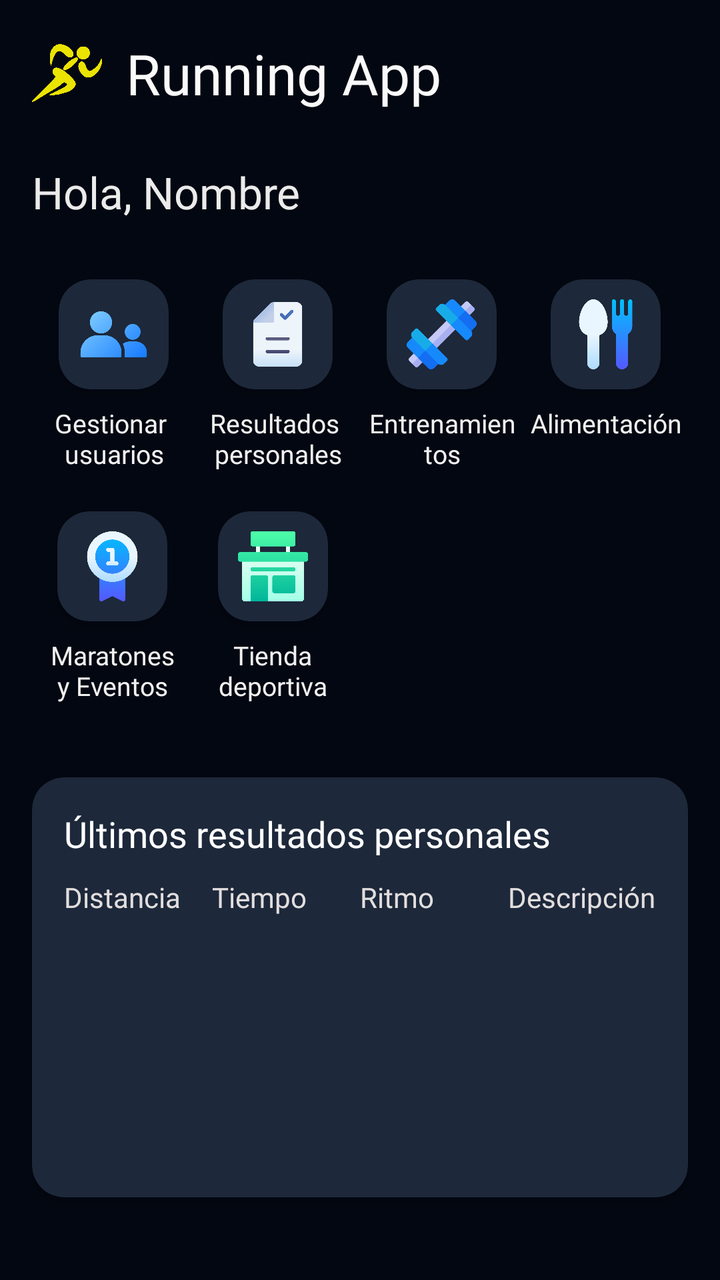
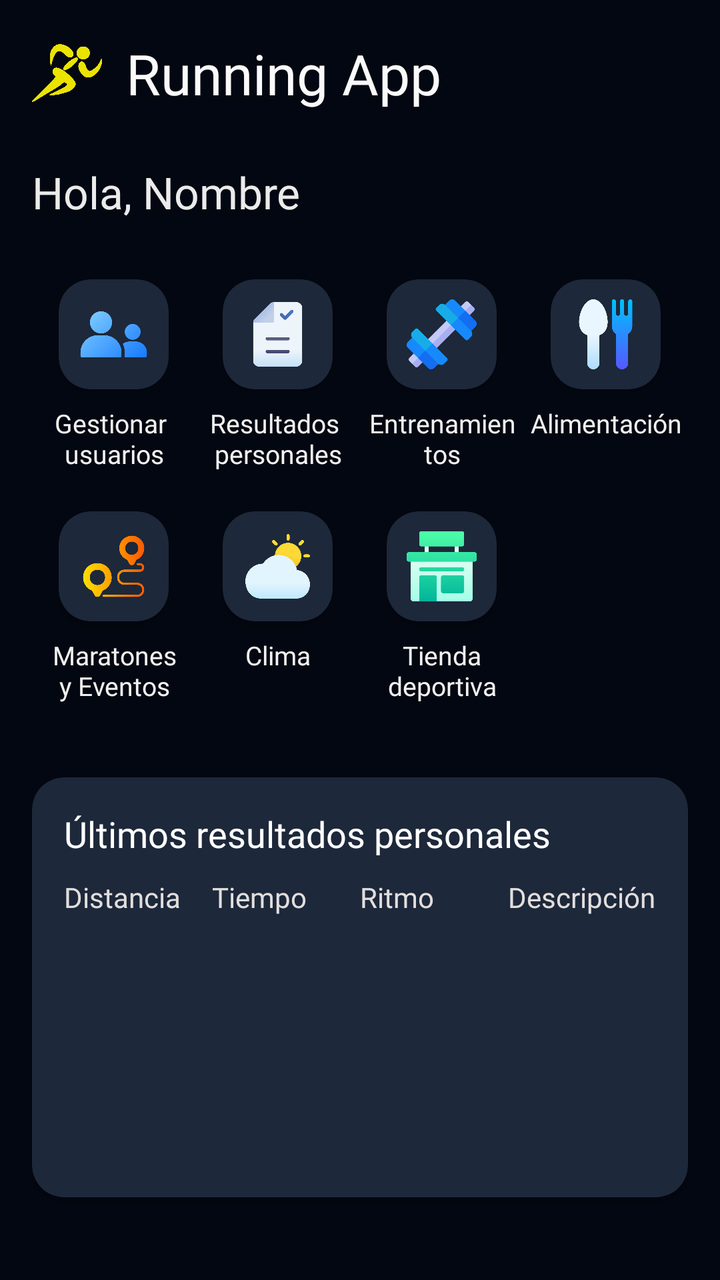

Screens rendered from an Android XML layout before and after an edit, with the pre-edit source and the edit as a unified diff.
<!-- AndroidManifest.xml: application theme Theme.AppRunningMobile -->
<!-- res/layout/activity_home.xml -->
<?xml version="1.0" encoding="utf-8"?>
<androidx.constraintlayout.widget.ConstraintLayout xmlns:android="http://schemas.android.com/apk/res/android"
    xmlns:app="http://schemas.android.com/apk/res-auto"
    xmlns:tools="http://schemas.android.com/tools"
    android:id="@+id/ActivityHome"
    android:layout_width="match_parent"
    android:layout_height="match_parent"
    tools:context=".ui.ActivityHome"
    android:fitsSystemWindows="true">

    <LinearLayout
        android:layout_width="match_parent"
        android:layout_height="match_parent"
        android:orientation="vertical"
        android:background="#030711"
        android:padding="16dp">

        <LinearLayout
            android:layout_width="match_parent"
            android:layout_height="wrap_content"
            android:orientation="horizontal"
            android:paddingTop="2dp">

            <ImageView
                android:id="@+id/imageView"
                android:layout_width="35dp"
                android:layout_height="35dp"
                android:layout_gravity="center_vertical"
                android:src="@drawable/logorunningapp" />

            <TextView
                android:id="@+id/textView13"
                android:layout_width="match_parent"
                android:layout_height="wrap_content"
                android:layout_gravity="center_vertical"
                android:fontFamily="@font/inter_tight_semibold"
                android:paddingLeft="12dp"
                android:text="Running App"
                android:textColor="#FAFAFA"
                android:textSize="28sp" />

        </LinearLayout>

        <LinearLayout
            android:layout_width="match_parent"
            android:layout_height="wrap_content"
            android:orientation="horizontal"
            android:layout_marginVertical="10dp"
            android:paddingVertical="16dp">

            <TextView
                android:id="@+id/textView15"
                android:layout_width="wrap_content"
                android:layout_height="wrap_content"
                android:fontFamily="@font/inter_tight"
                android:text="Hola, "
                android:textColor="#EBEBEB"
                android:textSize="22sp" />

            <TextView
                android:id="@+id/textView16"
                android:layout_width="wrap_content"
                android:layout_height="wrap_content"
                android:fontFamily="@font/inter_tight"
                android:text="Nombre"
                android:textColor="#EBEBEB"
                android:textSize="22sp" />

        </LinearLayout>

        <LinearLayout
            android:layout_width="match_parent"
            android:layout_height="wrap_content"
            android:orientation="horizontal"
            android:layout_marginBottom="14dp">

            <LinearLayout
                android:id="@+id/linearLayoutGestionarUsuarioButton"
                android:layout_width="wrap_content"
                android:layout_height="wrap_content"
                android:layout_margin="3dp"
                android:layout_weight="1"
                android:clickable="true"
                android:focusable="true"
                android:orientation="vertical">

                <androidx.cardview.widget.CardView
                    android:layout_width="wrap_content"
                    android:layout_height="wrap_content"
                    android:layout_gravity="center_horizontal"
                    android:backgroundTint="#1d283a"
                    app:contentPadding="10dp"
                    app:cardCornerRadius="16dp"
                    app:cardElevation="4dp"
                    android:orientation="vertical">

                    <ImageView
                        android:id="@+id/imageViewGestionarUsuarios"
                        android:layout_width="35dp"
                        android:layout_height="35dp"
                        android:src="@drawable/group"/>
                </androidx.cardview.widget.CardView>


                <TextView
                    android:id="@+id/textViewGestionarUsuarios"
                    android:layout_width="match_parent"
                    android:layout_height="match_parent"
                    android:layout_marginTop="8dp"
                    android:fontFamily="@font/inter_tight"
                    android:text="Gestionar \nusuarios"
                    android:textAlignment="center"
                    android:textColor="#F2F1F1"
                    android:textSize="13sp" />
            </LinearLayout>

            <LinearLayout
                android:id="@+id/linearLayoutResultadosPersonalesButton"
                android:layout_width="wrap_content"
                android:layout_height="wrap_content"
                android:layout_margin="3dp"
                android:layout_weight="1"
                android:clickable="true"
                android:focusable="true"
                android:orientation="vertical">

                <androidx.cardview.widget.CardView
                    android:layout_width="wrap_content"
                    android:layout_height="wrap_content"
                    android:layout_gravity="center_horizontal"
                    android:backgroundTint="#1d283a"
                    android:orientation="vertical"
                    app:cardCornerRadius="16dp"
                    app:cardElevation="4dp"
                    app:contentPadding="10dp">

                    <ImageView
                        android:id="@+id/imageViewResultadosPersonales"
                        android:layout_width="35dp"
                        android:layout_height="35dp"
                        android:src="@drawable/doc5"
                        app:cardCornerRadius="16dp" />
                </androidx.cardview.widget.CardView>


                <TextView
                    android:id="@+id/textViewResultadosPersonales"
                    android:layout_width="match_parent"
                    android:layout_height="match_parent"
                    android:layout_marginTop="8dp"
                    android:fontFamily="@font/inter_tight"
                    android:text="Resultados \npersonales"
                    android:textAlignment="center"
                    android:textColor="#F2F1F1"
                    android:textSize="13sp" />
            </LinearLayout>


            <LinearLayout
                android:layout_width="wrap_content"
                android:layout_height="wrap_content"
                android:orientation="vertical"
                android:layout_weight="1"
                android:layout_margin="3dp">

                <androidx.cardview.widget.CardView
                    android:layout_width="wrap_content"
                    android:layout_height="wrap_content"
                    android:layout_gravity="center_horizontal"
                    android:backgroundTint="#1d283a"
                    app:contentPadding="10dp"
                    app:cardCornerRadius="16dp"
                    app:cardElevation="4dp"
                    android:orientation="vertical">

                    <ImageView
                        android:id="@+id/imageViewEntrenamientos"
                        android:layout_width="35dp"
                        android:layout_height="35dp"
                        android:src="@drawable/dumbbell"
                        app:cardCornerRadius="16dp" />
                </androidx.cardview.widget.CardView>


                <TextView
                    android:id="@+id/textViewEntrenamientos"
                    android:layout_width="match_parent"
                    android:layout_height="match_parent"
                    android:layout_marginTop="8dp"
                    android:fontFamily="@font/inter_tight"
                    android:text="Entrenamientos"
                    android:textAlignment="center"
                    android:textColor="#F2F1F1"
                    android:textSize="13sp" />
            </LinearLayout>

            <LinearLayout
                android:layout_width="wrap_content"
                android:layout_height="wrap_content"
                android:orientation="vertical"
                android:layout_weight="1"
                android:layout_margin="3dp">

                <androidx.cardview.widget.CardView
                    android:layout_width="wrap_content"
                    android:layout_height="wrap_content"
                    android:layout_gravity="center_horizontal"
                    android:backgroundTint="#1d283a"
                    app:contentPadding="10dp"
                    app:cardCornerRadius="16dp"
                    app:cardElevation="4dp"
                    android:orientation="vertical">

                    <ImageView
                        android:id="@+id/imageViewAlimentacion"
                        android:layout_width="35dp"
                        android:layout_height="35dp"
                        android:src="@drawable/eat4"
                        app:cardCornerRadius="16dp" />
                </androidx.cardview.widget.CardView>


                <TextView
                    android:id="@+id/textViewAlimentacion"
                    android:layout_width="match_parent"
                    android:layout_height="wrap_content"
                    android:layout_marginTop="8dp"
                    android:fontFamily="@font/inter_tight"
                    android:text="Alimentación"
                    android:textAlignment="center"
                    android:textColor="#F2F1F1"
                    android:textSize="13sp" />
            </LinearLayout>
        </LinearLayout>

        <LinearLayout
            android:layout_width="match_parent"
            android:layout_height="wrap_content"
            android:orientation="horizontal"
            android:layout_marginBottom="14dp">

            <LinearLayout
                android:id="@+id/linearLayoutMaratonesEventosButton"
                android:layout_width="wrap_content"
                android:layout_height="wrap_content"
                android:layout_margin="3dp"
                android:layout_weight="1"
                android:orientation="vertical">

                <androidx.cardview.widget.CardView
                    android:layout_width="wrap_content"
                    android:layout_height="wrap_content"
                    android:layout_gravity="center_horizontal"
                    android:backgroundTint="#1d283a"
                    app:contentPadding="10dp"
                    app:cardCornerRadius="16dp"
                    app:cardElevation="4dp"
                    android:orientation="vertical">

                    <ImageView
                        android:id="@+id/imageViewAdd1"
                        android:layout_width="35dp"
                        android:layout_height="35dp"
                        android:src="@drawable/medalla3"
                        app:cardCornerRadius="16dp" />
                </androidx.cardview.widget.CardView>


                <TextView
                    android:id="@+id/textViewAdd1"
                    android:layout_width="match_parent"
                    android:layout_height="match_parent"
                    android:layout_marginTop="8dp"
                    android:fontFamily="@font/inter_tight"
                    android:text="Maratones\ny Eventos"
                    android:textAlignment="center"
                    android:textColor="#F2F1F1"
                    android:textSize="13sp" />
            </LinearLayout>

            <LinearLayout
                android:layout_width="wrap_content"
                android:layout_height="wrap_content"
                android:orientation="vertical"
                android:layout_weight="1"
                android:layout_margin="3dp">

                <androidx.cardview.widget.CardView
                    android:layout_width="wrap_content"
                    android:layout_height="wrap_content"
                    android:layout_gravity="center_horizontal"
                    android:backgroundTint="#1d283a"
                    app:contentPadding="10dp"
                    app:cardCornerRadius="16dp"
                    app:cardElevation="4dp"
                    android:orientation="vertical">

                    <ImageView
                        android:id="@+id/imageViewAdd2"
                        android:layout_width="35dp"
                        android:layout_height="35dp"
                        android:src="@drawable/store2"
                        app:cardCornerRadius="16dp" />
                </androidx.cardview.widget.CardView>


                <TextView
                    android:id="@+id/textViewAdd2"
                    android:layout_width="match_parent"
                    android:layout_height="match_parent"
                    android:layout_marginTop="8dp"
                    android:fontFamily="@font/inter_tight"
                    android:text="Tienda\ndeportiva"
                    android:textAlignment="center"
                    android:textColor="#F2F1F1"
                    android:textSize="13sp" />
            </LinearLayout>


            <LinearLayout
                android:layout_width="wrap_content"
                android:layout_height="wrap_content"
                android:orientation="vertical"
                android:layout_weight="4"
                android:layout_margin="3dp">

            </LinearLayout>

            <LinearLayout
                android:layout_width="wrap_content"
                android:layout_height="wrap_content"
                android:orientation="vertical"
                android:layout_weight="4"
                android:layout_margin="3dp">
            </LinearLayout>
        </LinearLayout>

        <androidx.cardview.widget.CardView
            android:layout_height="wrap_content"
            android:layout_width="match_parent"
            app:cardCornerRadius="16dp"
            android:layout_gravity="center_horizontal"
            android:backgroundTint="#1d283a"
            android:layout_marginTop="20dp">


            <LinearLayout
                android:layout_width="match_parent"
                android:layout_height="210dp"
                android:orientation="vertical"
                android:padding="16dp">

                <TextView
                    android:id="@+id/textView19"
                    android:layout_width="match_parent"
                    android:layout_height="wrap_content"
                    android:layout_marginBottom="10dp"
                    android:fontFamily="@font/inter_tight_semibold"
                    android:text="Últimos resultados personales"
                    android:textColor="#FFFFFF"
                    android:textSize="18sp" />

                <LinearLayout
                    android:layout_width="match_parent"
                    android:layout_height="wrap_content"
                    android:orientation="horizontal"
                    android:layout_marginBottom="6dp">

                    <LinearLayout
                        android:layout_width="match_parent"
                        android:layout_height="wrap_content"
                        android:layout_weight="1"
                        android:orientation="vertical">

                        <TextView
                            android:id="@+id/textViewHomeDistancia"
                            android:layout_width="match_parent"
                            android:layout_height="wrap_content"
                            android:fontFamily="@font/inter_tight_medium"
                            android:text="Distancia"
                            android:textColor="#E2DEDE" />
                    </LinearLayout>

                    <LinearLayout
                        android:layout_width="match_parent"
                        android:layout_height="wrap_content"
                        android:layout_weight="1"
                        android:orientation="vertical">

                        <TextView
                            android:id="@+id/textViewHomeTiempo"
                            android:layout_width="match_parent"
                            android:layout_height="wrap_content"
                            android:fontFamily="@font/inter_tight_medium"
                            android:text="Tiempo"
                            android:textColor="#E2DEDE" />
                    </LinearLayout>

                    <LinearLayout
                        android:layout_width="match_parent"
                        android:layout_height="wrap_content"
                        android:layout_weight="1"
                        android:orientation="vertical">

                        <TextView
                            android:id="@+id/textViewRitmo"
                            android:layout_width="match_parent"
                            android:layout_height="wrap_content"
                            android:fontFamily="@font/inter_tight_medium"
                            android:text="Ritmo"
                            android:textColor="#E2DEDE" />
                    </LinearLayout>

                    <LinearLayout
                        android:layout_width="match_parent"
                        android:layout_height="wrap_content"
                        android:layout_weight="1"
                        android:orientation="vertical">

                        <TextView
                            android:id="@+id/textViewDescripción"
                            android:layout_width="match_parent"
                            android:layout_height="wrap_content"
                            android:fontFamily="@font/inter_tight_medium"
                            android:text="Descripción"
                            android:textColor="#E2DEDE" />
                    </LinearLayout>

                </LinearLayout>

                <androidx.recyclerview.widget.RecyclerView
                    android:id="@+id/recyclerViewHomeResultados"
                    android:layout_width="match_parent"
                    android:layout_height="match_parent"
                    android:paddingVertical="6dp"/>
            </LinearLayout>
        </androidx.cardview.widget.CardView>

    </LinearLayout>
</androidx.constraintlayout.widget.ConstraintLayout>
<!-- resources referenced by this layout -->
<resources>
  <!-- drawable doc5: png bitmap (drawable, 9103 bytes) -->
  <!-- drawable dumbbell: png bitmap (drawable, 13817 bytes) -->
  <!-- drawable eat4: png bitmap (drawable, 11672 bytes) -->
  <!-- drawable group: png bitmap (drawable, 25433 bytes) -->
  <!-- drawable logorunningapp: png bitmap (drawable, 5313 bytes) -->
  <!-- drawable medalla3: png bitmap (drawable, 17569 bytes) -->
  <!-- drawable store2: png bitmap (drawable, 6558 bytes) -->
  <style name="Theme.AppRunningMobile" parent="Base.Theme.AppRunningMobile" />
  <style name="Base.Theme.AppRunningMobile" parent="Theme.Material3.DayNight.NoActionBar">
          
          
      </style>
</resources>

<!-- the commit's change to res/layout/activity_home.xml (unified diff, before → after) -->
@@ -261,7 +261,7 @@
                         android:id="@+id/imageViewAdd1"
                         android:layout_width="35dp"
                         android:layout_height="35dp"
-                        android:src="@drawable/medalla3"
+                        android:src="@drawable/finish2"
                         app:cardCornerRadius="16dp" />
                 </androidx.cardview.widget.CardView>
 
@@ -279,6 +279,45 @@
             </LinearLayout>
 
             <LinearLayout
+                android:id="@+id/linearLayoutClimaButton"
+                android:layout_width="wrap_content"
+                android:layout_height="wrap_content"
+                android:layout_margin="3dp"
+                android:layout_weight="1"
+                android:orientation="vertical">
+
+                <androidx.cardview.widget.CardView
+                    android:layout_width="wrap_content"
+                    android:layout_height="wrap_content"
+                    android:layout_gravity="center_horizontal"
+                    android:backgroundTint="#1d283a"
+                    android:orientation="vertical"
+                    app:cardCornerRadius="16dp"
+                    app:cardElevation="4dp"
+                    app:contentPadding="10dp">
+
+                    <ImageView
+                        android:id="@+id/imageViewAdd3"
+                        android:layout_width="35dp"
+                        android:layout_height="35dp"
+                        android:src="@drawable/clima"
+                        app:cardCornerRadius="16dp" />
+                </androidx.cardview.widget.CardView>
+
+
+                <TextView
+                    android:id="@+id/textViewAdd3"
+                    android:layout_width="match_parent"
+                    android:layout_height="match_parent"
+                    android:layout_marginTop="8dp"
+                    android:fontFamily="@font/inter_tight"
+                    android:text="Clima\n"
+                    android:textAlignment="center"
+                    android:textColor="#F2F1F1"
+                    android:textSize="13sp" />
+            </LinearLayout>
+
+            <LinearLayout
                 android:layout_width="wrap_content"
                 android:layout_height="wrap_content"
                 android:orientation="vertical"
@@ -321,17 +360,39 @@
                 android:layout_width="wrap_content"
                 android:layout_height="wrap_content"
                 android:orientation="vertical"
-                android:layout_weight="4"
-                android:layout_margin="3dp">
-
-            </LinearLayout>
-
-            <LinearLayout
-                android:layout_width="wrap_content"
-                android:layout_height="wrap_content"
-                android:orientation="vertical"
-                android:layout_weight="4"
-                android:layout_margin="3dp">
+                android:layout_weight="1"
+                android:layout_margin="3dp"
+                android:visibility="invisible">
+
+                <androidx.cardview.widget.CardView
+                    android:layout_width="wrap_content"
+                    android:layout_height="wrap_content"
+                    android:layout_gravity="center_horizontal"
+                    android:backgroundTint="#1d283a"
+                    app:contentPadding="10dp"
+                    app:cardCornerRadius="16dp"
+                    app:cardElevation="4dp"
+                    android:orientation="vertical">
+
+                    <ImageView
+                        android:id="@+id/imageViewAdd4"
+                        android:layout_width="35dp"
+                        android:layout_height="35dp"
+                        android:src="@drawable/store2"
+                        app:cardCornerRadius="16dp" />
+                </androidx.cardview.widget.CardView>
+
+
+                <TextView
+                    android:id="@+id/textViewAdd4"
+                    android:layout_width="match_parent"
+                    android:layout_height="match_parent"
+                    android:layout_marginTop="8dp"
+                    android:fontFamily="@font/inter_tight"
+                    android:text="Tienda\ndeportiva"
+                    android:textAlignment="center"
+                    android:textColor="#F2F1F1"
+                    android:textSize="13sp" />
             </LinearLayout>
         </LinearLayout>
 
<!-- resource entries referenced after the edit -->
@@ -1,11 +1,12 @@
 <!-- resources referenced by this layout -->
 <resources>
+  <!-- drawable clima: png bitmap (drawable, 17038 bytes) -->
   <!-- drawable doc5: png bitmap (drawable, 9103 bytes) -->
   <!-- drawable dumbbell: png bitmap (drawable, 13817 bytes) -->
   <!-- drawable eat4: png bitmap (drawable, 11672 bytes) -->
+  <!-- drawable finish2: png bitmap (drawable, 21369 bytes) -->
   <!-- drawable group: png bitmap (drawable, 25433 bytes) -->
   <!-- drawable logorunningapp: png bitmap (drawable, 5313 bytes) -->
-  <!-- drawable medalla3: png bitmap (drawable, 17569 bytes) -->
   <!-- drawable store2: png bitmap (drawable, 6558 bytes) -->
   <style name="Theme.AppRunningMobile" parent="Base.Theme.AppRunningMobile" />
   <style name="Base.Theme.AppRunningMobile" parent="Theme.Material3.DayNight.NoActionBar">
